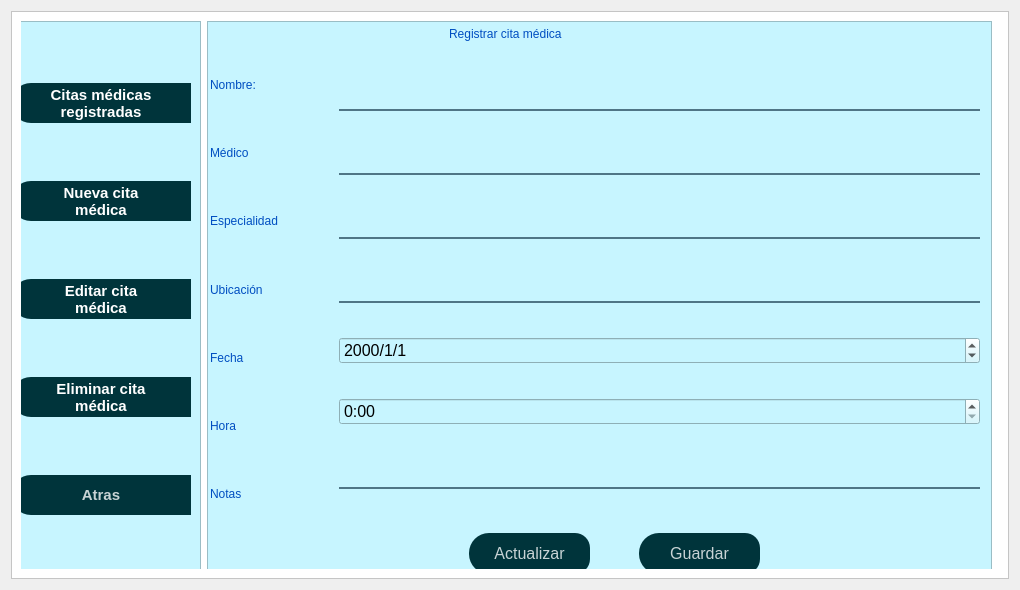
Qt form ui/cita_medica.ui (daburneo1/addi) before a commit.
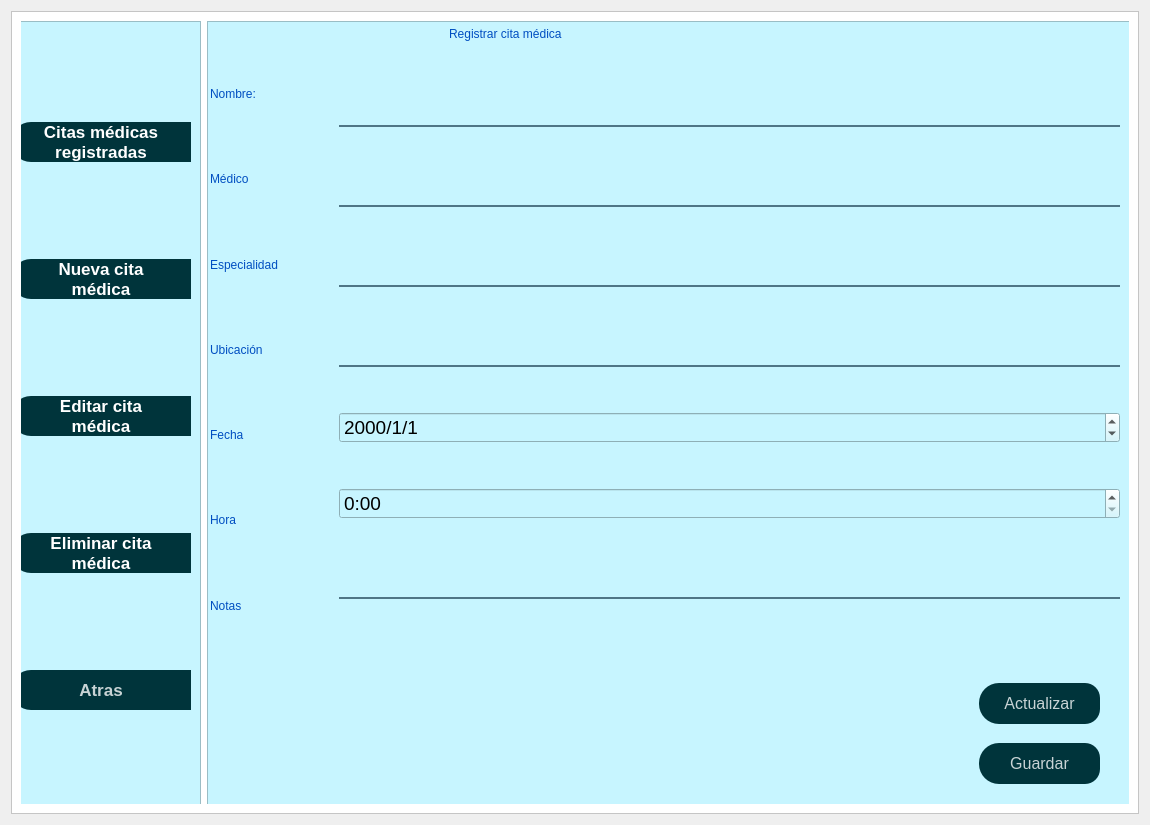
The same form after that commit. Icons and pictures are not drawn.

The edit to the form file:
```diff
--- a/ui/cita_medica.ui
+++ b/ui/cita_medica.ui
@@ -6,20 +6,20 @@
    <rect>
     <x>0</x>
     <y>0</y>
-    <width>1020</width>
-    <height>590</height>
+    <width>1150</width>
+    <height>825</height>
    </rect>
   </property>
   <property name="minimumSize">
    <size>
-    <width>1020</width>
-    <height>590</height>
+    <width>1150</width>
+    <height>825</height>
    </size>
   </property>
   <property name="maximumSize">
    <size>
-    <width>1020</width>
-    <height>590</height>
+    <width>1150</width>
+    <height>825</height>
    </size>
   </property>
   <property name="windowTitle">
@@ -54,8 +54,8 @@
           <rect>
            <x>-30</x>
            <y>-10</y>
-           <width>1011</width>
-           <height>581</height>
+           <width>1151</width>
+           <height>811</height>
           </rect>
          </property>
          <property name="styleSheet">
@@ -124,7 +124,7 @@
                </property>
                <property name="font">
                 <font>
-                 <pointsize>11</pointsize>
+                 <pointsize>13</pointsize>
                  <weight>75</weight>
                  <bold>true</bold>
                 </font>
@@ -158,7 +158,7 @@
                </property>
                <property name="font">
                 <font>
-                 <pointsize>11</pointsize>
+                 <pointsize>13</pointsize>
                  <weight>75</weight>
                  <bold>true</bold>
                 </font>
@@ -192,7 +192,7 @@
                </property>
                <property name="font">
                 <font>
-                 <pointsize>11</pointsize>
+                 <pointsize>13</pointsize>
                  <weight>75</weight>
                  <bold>true</bold>
                 </font>
@@ -226,7 +226,7 @@
                </property>
                <property name="font">
                 <font>
-                 <pointsize>11</pointsize>
+                 <pointsize>13</pointsize>
                  <weight>75</weight>
                  <bold>true</bold>
                 </font>
@@ -260,7 +260,7 @@
                </property>
                <property name="font">
                 <font>
-                 <pointsize>11</pointsize>
+                 <pointsize>13</pointsize>
                  <weight>75</weight>
                  <bold>true</bold>
                 </font>
@@ -504,8 +504,8 @@
                 <widget class="QPushButton" name="pushButtonActualizar_2">
                  <property name="geometry">
                   <rect>
-                   <x>260</x>
-                   <y>510</y>
+                   <x>770</x>
+                   <y>660</y>
                    <width>121</width>
                    <height>41</height>
                   </rect>
@@ -544,8 +544,8 @@
                 <widget class="QPushButton" name="pushButtonGuardar">
                  <property name="geometry">
                   <rect>
-                   <x>430</x>
-                   <y>510</y>
+                   <x>770</x>
+                   <y>720</y>
                    <width>121</width>
                    <height>41</height>
                   </rect>
@@ -587,7 +587,7 @@
                    <x>1</x>
                    <y>31</y>
                    <width>116</width>
-                   <height>471</height>
+                   <height>591</height>
                   </rect>
                  </property>
                  <layout class="QVBoxLayout" name="verticalLayout_6">
@@ -647,8 +647,8 @@
                   <rect>
                    <x>130</x>
                    <y>30</y>
-                   <width>641</width>
-                   <height>471</height>
+                   <width>781</width>
+                   <height>591</height>
                   </rect>
                  </property>
                  <layout class="QVBoxLayout" name="verticalLayout">
@@ -656,7 +656,7 @@
                    <widget class="QLineEdit" name="lineEditUsuario">
                     <property name="font">
                      <font>
-                      <pointsize>12</pointsize>
+                      <pointsize>15</pointsize>
                      </font>
                     </property>
                     <property name="styleSheet">
@@ -672,7 +672,7 @@
                    <widget class="QLineEdit" name="lineEditMedico">
                     <property name="font">
                      <font>
-                      <pointsize>12</pointsize>
+                      <pointsize>15</pointsize>
                      </font>
                     </property>
                     <property name="styleSheet">
@@ -688,7 +688,7 @@
                    <widget class="QLineEdit" name="lineEditEspecialidad">
                     <property name="font">
                      <font>
-                      <pointsize>12</pointsize>
+                      <pointsize>15</pointsize>
                      </font>
                     </property>
                     <property name="styleSheet">
@@ -704,7 +704,7 @@
                    <widget class="QLineEdit" name="lineEditUbicacion">
                     <property name="font">
                      <font>
-                      <pointsize>12</pointsize>
+                      <pointsize>15</pointsize>
                      </font>
                     </property>
                     <property name="styleSheet">
@@ -720,7 +720,7 @@
                    <widget class="QDateEdit" name="dateEdit">
                     <property name="font">
                      <font>
-                      <pointsize>12</pointsize>
+                      <pointsize>14</pointsize>
                      </font>
                     </property>
                     <property name="displayFormat">
@@ -732,7 +732,7 @@
                    <widget class="QTimeEdit" name="timeEdit">
                     <property name="font">
                      <font>
-                      <pointsize>12</pointsize>
+                      <pointsize>14</pointsize>
                      </font>
                     </property>
                     <property name="minimumTime">
@@ -751,7 +751,7 @@
                    <widget class="QLineEdit" name="lineEditNotas">
                     <property name="font">
                      <font>
-                      <pointsize>12</pointsize>
+                      <pointsize>15</pointsize>
                      </font>
                     </property>
                     <property name="styleSheet">
```
